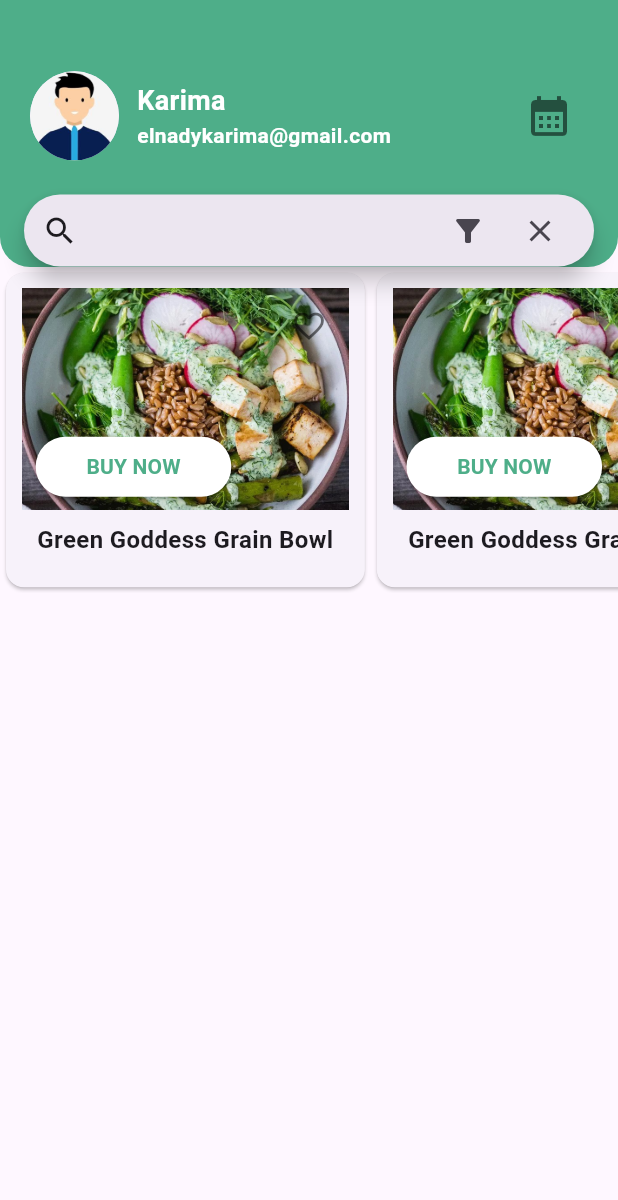
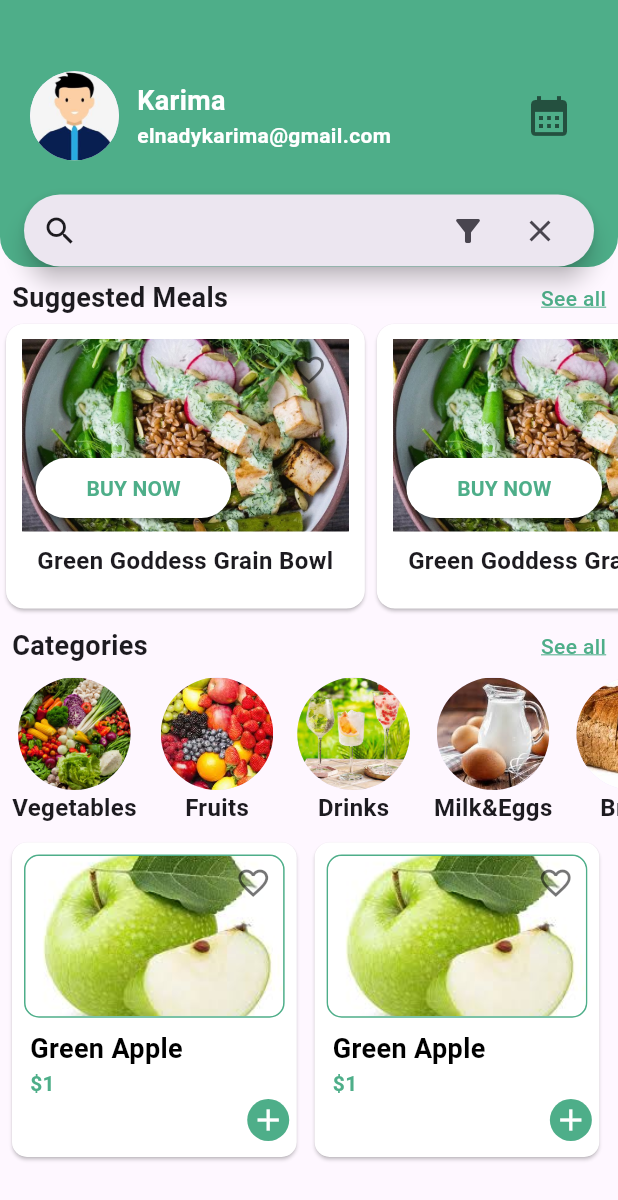
Before and after one commit to KarimaMahmoud626/Meal-Planning-App, a Flutter app: the HomeView screen opened directly, on a phone screen of 412 x 824 dp. Shown: the top 1200 px of the screen. Run offline on Flutter 3.47's test engine with Material 3 defaults, Android fonts, the phone set to English and light mode, and no system bars; our stand-ins replace cloud_firestore, dartz, dots_indicator, firebase_auth, firebase_core, flutter_bloc and 3 more; missing offline and left inert: flutter_facebook_auth, font_awesome_icon_class; accounts and stored records are empty.

Commit message:
grocerry item card is done

```diff
--- /dev/null
+++ b/lib/core/widgets/custom_icon_button.dart
@@ -0,0 +1,31 @@
+import 'package:flutter/material.dart';
+
+class CustomIconButton extends StatelessWidget {
+  const CustomIconButton({
+    super.key,
+    this.buttonColor,
+    required this.icon,
+    this.iconColor,
+  });
+
+  final Color? buttonColor;
+  final IconData icon;
+  final Color? iconColor;
+
+  @override
+  Widget build(BuildContext context) {
+    return Container(
+      height: 28,
+      width: 28,
+      decoration: BoxDecoration(
+        color: buttonColor,
+        borderRadius: BorderRadius.circular(20),
+      ),
+      child: IconButton(
+        padding: EdgeInsets.zero,
+        icon: Icon(icon, size: 24, color: iconColor),
+        onPressed: () {},
+      ),
+    );
+  }
+}
--- a/lib/core/widgets/custom_text_field.dart
+++ b/lib/core/widgets/custom_text_field.dart
@@ -1,7 +1,7 @@
 import 'package:flutter/material.dart';
 
 class CustomTextField extends StatelessWidget {
-  CustomTextField({
+  const CustomTextField({
     super.key,
     this.keyboardType,
     this.onChanged,
--- a/lib/core/widgets/custom_title_subtitle.dart
+++ b/lib/core/widgets/custom_title_subtitle.dart
@@ -1,10 +1,18 @@
 import 'package:flutter/material.dart';
 
 class CustomTitleSubtitle extends StatelessWidget {
-  const CustomTitleSubtitle({super.key, this.title, this.subTitle});
+  const CustomTitleSubtitle({
+    super.key,
+    this.title,
+    this.subTitle,
+    this.titleColor,
+    this.subTitleColor,
+  });
 
   final String? title;
   final String? subTitle;
+  final Color? titleColor;
+  final Color? subTitleColor;
 
   @override
   Widget build(BuildContext context) {
@@ -16,7 +24,7 @@ class CustomTitleSubtitle extends StatelessWidget {
           Text(
             title!,
             style: TextStyle(
-              color: Colors.white,
+              color: titleColor,
               fontSize: 18,
               fontWeight: FontWeight.bold,
             ),
@@ -25,7 +33,7 @@ class CustomTitleSubtitle extends StatelessWidget {
           Text(
             subTitle!,
             style: TextStyle(
-              color: Colors.white,
+              color: subTitleColor,
               fontSize: 14,
               fontWeight: FontWeight.w600,
             ),
--- /dev/null
+++ b/lib/core/widgets/text_row.dart
@@ -0,0 +1,40 @@
+import 'package:flutter/material.dart';
+import 'package:meal_planning_app/core/constants.dart';
+
+class TextRow extends StatelessWidget {
+  const TextRow({super.key, this.title});
+
+  final String? title;
+
+  @override
+  Widget build(BuildContext context) {
+    return Padding(
+      padding: const EdgeInsets.only(top: 8, left: 8, right: 8),
+      child: Row(
+        children: [
+          Expanded(
+            flex: 1,
+            child: Text(
+              title!,
+              style: TextStyle(fontSize: 18, fontWeight: FontWeight.bold),
+              textAlign: TextAlign.left,
+            ),
+          ),
+          Expanded(
+            flex: 0,
+            child: Text(
+              'See all',
+              style: TextStyle(
+                fontSize: 14,
+                fontWeight: FontWeight.w500,
+                color: kMainColor,
+                decoration: TextDecoration.underline,
+                decorationColor: kMainColor,
+              ),
+            ),
+          ),
+        ],
+      ),
+    );
+  }
+}
--- a/lib/features/Auth/domain/models/user_model.dart
+++ b/lib/features/Auth/domain/models/user_model.dart
@@ -19,10 +19,10 @@ class UserModel {
 
   toJson() {
     return {
-      kName: this.name,
-      kAddress: this.address,
-      kEmail: this.email,
-      kPhoneNumber: this.phoneNumber,
+      kName: name,
+      kAddress: address,
+      kEmail: email,
+      kPhoneNumber: phoneNumber,
     };
   }
 }
--- /dev/null
+++ b/lib/features/home/presentation/pages/grocerry/widgets/category_button.dart
@@ -0,0 +1,43 @@
+import 'package:flutter/material.dart';
+
+class CategoryButton extends StatelessWidget {
+  const CategoryButton({
+    super.key,
+    this.onTap,
+    required this.categoryName,
+    required this.image,
+  });
+
+  final void Function()? onTap;
+  final String categoryName;
+  final String image;
+
+  @override
+  Widget build(BuildContext context) {
+    return GestureDetector(
+      onTap: onTap,
+      child: Padding(
+        padding: const EdgeInsets.all(8.0),
+        child: Column(
+          children: [
+            CircleAvatar(
+              radius: 37.5,
+              child: ClipOval(
+                child: Image.asset(
+                  image,
+                  fit: BoxFit.cover,
+                  width: 75,
+                  height: 75,
+                ),
+              ),
+            ),
+            Text(
+              categoryName,
+              style: TextStyle(fontSize: 16, fontWeight: FontWeight.bold),
+            ),
+          ],
+        ),
+      ),
+    );
+  }
+}
--- /dev/null
+++ b/lib/features/home/presentation/pages/grocerry/widgets/grocerry_categories_view.dart
@@ -0,0 +1,42 @@
+import 'package:flutter/material.dart';
+import 'package:meal_planning_app/features/home/presentation/pages/grocerry/widgets/category_button.dart';
+
+class GrocerryCategoriesView extends StatelessWidget {
+  const GrocerryCategoriesView({super.key});
+
+  @override
+  Widget build(BuildContext context) {
+    return SingleChildScrollView(
+      scrollDirection: Axis.horizontal,
+      child: Row(
+        children: [
+          CategoryButton(
+            onTap: () {},
+            categoryName: 'Vegetables',
+            image: 'assets/images/vegetables.jpg',
+          ),
+          CategoryButton(
+            categoryName: 'Fruits',
+            image: 'assets/images/fruits.jpeg',
+          ),
+          CategoryButton(
+            categoryName: 'Drinks',
+            image: 'assets/images/drinks.jpeg',
+          ),
+          CategoryButton(
+            categoryName: 'Milk&Eggs',
+            image: 'assets/images/milk.jpeg',
+          ),
+          CategoryButton(
+            categoryName: 'Bread',
+            image: 'assets/images/bread.jpeg',
+          ),
+          CategoryButton(
+            categoryName: 'Animal Protein',
+            image: 'assets/images/protein.jpeg',
+          ),
+        ],
+      ),
+    );
+  }
+}
--- /dev/null
+++ b/lib/features/home/presentation/pages/grocerry/widgets/grocerry_item_card.dart
@@ -0,0 +1,68 @@
+import 'package:flutter/material.dart';
+import 'package:meal_planning_app/core/constants.dart';
+import 'package:meal_planning_app/core/utils/size_config.dart';
+import 'package:meal_planning_app/core/widgets/custom_icon_button.dart';
+import 'package:meal_planning_app/core/widgets/custom_title_subtitle.dart';
+import 'package:meal_planning_app/features/home/presentation/pages/grocerry/widgets/favourite_icon_button.dart';
+import 'package:meal_planning_app/features/home/presentation/pages/grocerry/widgets/rounded_rectangle_image_container.dart';
+
+class GrocerryItemCard extends StatelessWidget {
+  const GrocerryItemCard({super.key});
+
+  @override
+  Widget build(BuildContext context) {
+    return Padding(
+      padding: const EdgeInsets.only(left: 4),
+      child: SizedBox(
+        height: SizeConfig.defaultSize! * 22,
+        width: SizeConfig.defaultSize! * 20,
+        child: Card(
+          color: Colors.white,
+          shape: RoundedRectangleBorder(
+            borderRadius: BorderRadius.circular(10),
+          ),
+          child: Column(
+            crossAxisAlignment: CrossAxisAlignment.start,
+            children: [
+              Stack(
+                children: [
+                  RoundedRectangleImageContainer(
+                    image: 'assets/images/green apple.jpeg',
+                  ),
+                  Positioned(
+                    bottom: SizeConfig.defaultSize! * 7.5,
+                    right: SizeConfig.defaultSize! * 0.5,
+                    child: FavouriteIconButton(),
+                  ),
+                ],
+              ),
+              SizedBox(
+                width: double.infinity,
+                height: SizeConfig.defaultSize! * 8,
+                child: Stack(
+                  children: [
+                    CustomTitleSubtitle(
+                      title: 'Green Apple',
+                      titleColor: Color(0xFF000000),
+                      subTitle: '\$1',
+                      subTitleColor: kMainColor,
+                    ),
+                    Positioned(
+                      bottom: SizeConfig.defaultSize! * 0.5,
+                      right: SizeConfig.defaultSize! * 0.5,
+                      child: CustomIconButton(
+                        icon: Icons.add,
+                        iconColor: Color(0xFFFFFFFF),
+                        buttonColor: kMainColor,
+                      ),
+                    ),
+                  ],
+                ),
+              ),
+            ],
+          ),
+        ),
+      ),
+    );
+  }
+}
--- a/lib/features/home/presentation/pages/grocerry/widgets/home_view_body.dart
+++ b/lib/features/home/presentation/pages/grocerry/widgets/home_view_body.dart
@@ -1,4 +1,7 @@
 import 'package:flutter/material.dart';
+import 'package:meal_planning_app/core/widgets/text_row.dart';
+import 'package:meal_planning_app/features/home/presentation/pages/grocerry/widgets/grocerry_categories_view.dart';
+import 'package:meal_planning_app/features/home/presentation/pages/grocerry/widgets/grocerry_item_card.dart';
 import 'package:meal_planning_app/features/home/presentation/pages/grocerry/widgets/suggested_meals_view.dart';
 
 class HomeViewBody extends StatelessWidget {
@@ -6,6 +9,16 @@ class HomeViewBody extends StatelessWidget {
 
   @override
   Widget build(BuildContext context) {
-    return Column(children: [SuggestedMealsView()]);
+    return SingleChildScrollView(
+      child: Column(
+        children: [
+          TextRow(title: 'Suggested Meals'),
+          SuggestedMealsView(),
+          TextRow(title: 'Categories'),
+          GrocerryCategoriesView(),
+          Row(children: [GrocerryItemCard(), GrocerryItemCard()]),
+        ],
+      ),
+    );
   }
 }
--- /dev/null
+++ b/lib/features/home/presentation/pages/grocerry/widgets/rounded_rectangle_image_container.dart
@@ -0,0 +1,34 @@
+import 'package:flutter/material.dart';
+import 'package:meal_planning_app/core/constants.dart';
+import 'package:meal_planning_app/core/utils/size_config.dart';
+
+class RoundedRectangleImageContainer extends StatelessWidget {
+  const RoundedRectangleImageContainer({super.key, this.image});
+
+  final String? image;
+
+  @override
+  Widget build(BuildContext context) {
+    return Padding(
+      padding: const EdgeInsets.all(8),
+      child: Container(
+        height: (SizeConfig.defaultSize! * 11),
+        width: (SizeConfig.defaultSize! * 20),
+        decoration: BoxDecoration(
+          color: Colors.transparent,
+          borderRadius: BorderRadius.circular(10),
+          border: Border.all(color: kMainColor),
+        ),
+        child: ClipRRect(
+          borderRadius: BorderRadius.circular(10),
+          child: Image.asset(
+            image!,
+            fit: BoxFit.cover,
+            width: (SizeConfig.defaultSize! * 20),
+            height: (SizeConfig.defaultSize! * 11),
+          ),
+        ),
+      ),
+    );
+  }
+}
--- a/lib/features/home/presentation/pages/grocerry/widgets/suggested_meal_card.dart
+++ b/lib/features/home/presentation/pages/grocerry/widgets/suggested_meal_card.dart
@@ -13,9 +13,10 @@ class SuggestedMealCard extends StatelessWidget {
   @override
   Widget build(BuildContext context) {
     return SizedBox(
-      height: SizeConfig.defaultSize! * 22,
+      height: SizeConfig.defaultSize! * 20,
       width: SizeConfig.defaultSize! * 25,
       child: Card(
+        color: Colors.white,
         shape: RoundedRectangleBorder(borderRadius: BorderRadius.circular(12)),
         child: Column(
           crossAxisAlignment: CrossAxisAlignment.stretch,
@@ -32,7 +33,7 @@ class SuggestedMealCard extends StatelessWidget {
                       ),
                       child: Image.asset(
                         imagePath!,
-                        height: SizeConfig.defaultSize! * 15,
+                        height: SizeConfig.defaultSize! * 13,
                         width: SizeConfig.defaultSize! * 22,
                         fit: BoxFit.cover,
                       ),
@@ -59,7 +60,7 @@ class SuggestedMealCard extends StatelessWidget {
                   ),
                 ),
                 Positioned(
-                  bottom: SizeConfig.defaultSize! * 10,
+                  bottom: SizeConfig.defaultSize! * 8.5,
                   left: SizeConfig.defaultSize! * 18,
                   child: FavouriteIconButton(),
                 ),
--- a/lib/features/home/presentation/pages/grocerry/widgets/user_profile.dart
+++ b/lib/features/home/presentation/pages/grocerry/widgets/user_profile.dart
@@ -13,6 +13,8 @@ class UserProfile extends StatelessWidget {
         CustomTitleSubtitle(
           title: 'Karima',
           subTitle: 'elnadykarima@gmail.com',
+          titleColor: Color(0xFFFFFFFF),
+          subTitleColor: Color(0xFFFFFFFF),
         ),
       ],
     );
--- a/lib/features/onBoarding/presentation/widgets/on_boarding_body.dart
+++ b/lib/features/onBoarding/presentation/widgets/on_boarding_body.dart
@@ -5,7 +5,6 @@ import 'package:meal_planning_app/core/widgets/custom_dots_indicator.dart';
 import 'package:meal_planning_app/features/Auth/presentation/pages/login/login_view.dart';
 import 'package:meal_planning_app/features/onBoarding/presentation/widgets/custom_page_view.dart';
 import 'package:get/get.dart';
-import 'package:get/get_core/src/get_main.dart';
 
 class OnBoardingBody extends StatefulWidget {
   const OnBoardingBody({super.key});
```
Also changed, not shown: assets/images/bread.jpeg (added), assets/images/drinks.jpeg (added), assets/images/fruits.jpeg (added), assets/images/green apple.jpeg (added), assets/images/milk.jpeg (added), assets/images/protein.jpeg (added), assets/images/vegetables.jpg (added).
